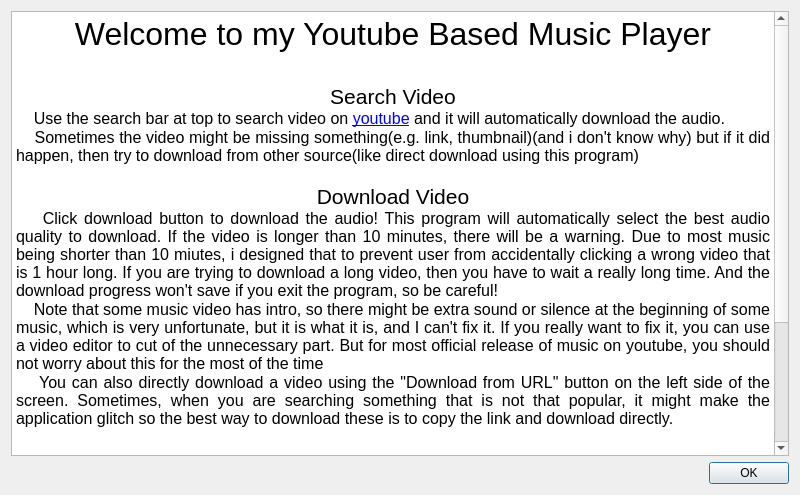
FBI-open-up0126/music_player_pyqt, file ui/help_dialog.ui: the form before one commit.
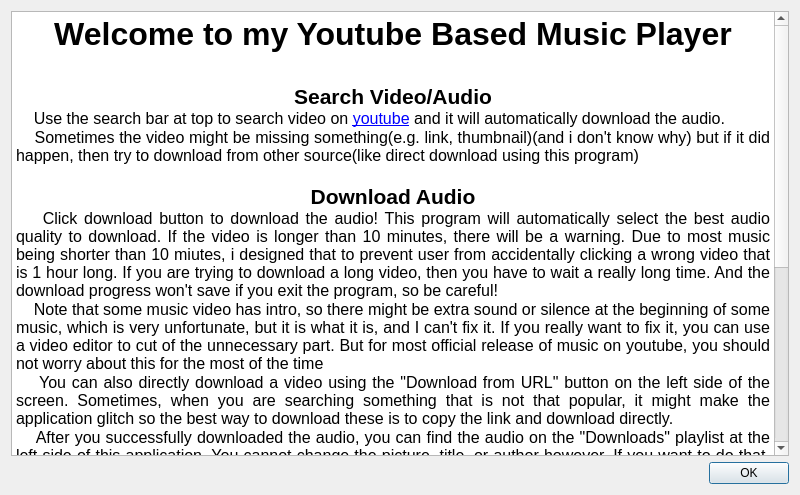
The form after the commit.

What changed in the file:
```diff
--- a/ui/help_dialog.ui
+++ b/ui/help_dialog.ui
@@ -21,16 +21,20 @@
 &lt;html&gt;&lt;head&gt;&lt;meta name=&quot;qrichtext&quot; content=&quot;1&quot; /&gt;&lt;meta charset=&quot;utf-8&quot; /&gt;&lt;style type=&quot;text/css&quot;&gt;
 p, li { white-space: pre-wrap; }
 &lt;/style&gt;&lt;/head&gt;&lt;body style=&quot; font-family:'Segoe UI'; font-size:9pt; font-weight:400; font-style:normal;&quot;&gt;
-&lt;p align=&quot;center&quot; style=&quot; margin-top:0px; margin-bottom:0px; margin-left:0px; margin-right:0px; -qt-block-indent:0; text-indent:0px;&quot;&gt;&lt;span style=&quot; font-size:24pt;&quot;&gt;Welcome to my Youtube Based Music Player&lt;/span&gt;&lt;/p&gt;
+&lt;p align=&quot;center&quot; style=&quot; margin-top:0px; margin-bottom:0px; margin-left:0px; margin-right:0px; -qt-block-indent:0; text-indent:0px;&quot;&gt;&lt;span style=&quot; font-size:24pt; font-weight:700;&quot;&gt;Welcome to my Youtube Based Music Player&lt;/span&gt;&lt;/p&gt;
 &lt;p style=&quot;-qt-paragraph-type:empty; margin-top:0px; margin-bottom:0px; margin-left:0px; margin-right:0px; -qt-block-indent:0; text-indent:0px; font-size:20pt;&quot;&gt;&lt;br /&gt;&lt;/p&gt;
-&lt;p align=&quot;center&quot; style=&quot; margin-top:0px; margin-bottom:0px; margin-left:0px; margin-right:0px; -qt-block-indent:0; text-indent:0px;&quot;&gt;&lt;span style=&quot; font-size:16pt;&quot;&gt;Search Video&lt;/span&gt;&lt;/p&gt;
+&lt;p align=&quot;center&quot; style=&quot; margin-top:0px; margin-bottom:0px; margin-left:0px; margin-right:0px; -qt-block-indent:0; text-indent:0px;&quot;&gt;&lt;span style=&quot; font-size:16pt; font-weight:700;&quot;&gt;Search Video/Audio&lt;/span&gt;&lt;/p&gt;
 &lt;p align=&quot;justify&quot; style=&quot; margin-top:0px; margin-bottom:0px; margin-left:0px; margin-right:0px; -qt-block-indent:0; text-indent:0px;&quot;&gt;&lt;span style=&quot; font-size:12pt;&quot;&gt;    Use the search bar at top to search video on &lt;/span&gt;&lt;a href=&quot;https://www.youtube.com/&quot;&gt;&lt;span style=&quot; font-size:12pt; text-decoration: underline; color:#0000ff;&quot;&gt;youtube&lt;/span&gt;&lt;/a&gt;&lt;span style=&quot; font-size:12pt;&quot;&gt; and it will automatically download the audio.&lt;/span&gt;&lt;/p&gt;
 &lt;p align=&quot;justify&quot; style=&quot; margin-top:0px; margin-bottom:0px; margin-left:0px; margin-right:0px; -qt-block-indent:0; text-indent:0px;&quot;&gt;&lt;span style=&quot; font-size:12pt;&quot;&gt;    Sometimes the video might be missing something(e.g. link, thumbnail)(and i don't know why) but if it did happen, then try to download from other source(like direct download using this program)&lt;/span&gt;&lt;/p&gt;
 &lt;p style=&quot;-qt-paragraph-type:empty; margin-top:0px; margin-bottom:0px; margin-left:0px; margin-right:0px; -qt-block-indent:0; text-indent:0px; font-size:12pt;&quot;&gt;&lt;br /&gt;&lt;/p&gt;
-&lt;p align=&quot;center&quot; style=&quot; margin-top:0px; margin-bottom:0px; margin-left:0px; margin-right:0px; -qt-block-indent:0; text-indent:0px;&quot;&gt;&lt;span style=&quot; font-size:16pt;&quot;&gt;Download Video&lt;/span&gt;&lt;/p&gt;
+&lt;p align=&quot;center&quot; style=&quot; margin-top:0px; margin-bottom:0px; margin-left:0px; margin-right:0px; -qt-block-indent:0; text-indent:0px;&quot;&gt;&lt;span style=&quot; font-size:16pt; font-weight:700;&quot;&gt;Download Audio&lt;/span&gt;&lt;/p&gt;
 &lt;p align=&quot;justify&quot; style=&quot; margin-top:0px; margin-bottom:0px; margin-left:0px; margin-right:0px; -qt-block-indent:0; text-indent:0px;&quot;&gt;&lt;span style=&quot; font-size:12pt;&quot;&gt;    Click download button to download the audio! This program will automatically select the best audio quality to download. If the video is longer than 10 minutes, there will be a warning. Due to most music being shorter than 10 miutes, i designed that to prevent user from accidentally clicking a wrong video that is 1 hour long. If you are trying to download a long video, then you have to wait a really long time. And the download progress won't save if you exit the program, so be careful!&lt;/span&gt;&lt;/p&gt;
 &lt;p align=&quot;justify&quot; style=&quot; margin-top:0px; margin-bottom:0px; margin-left:0px; margin-right:0px; -qt-block-indent:0; text-indent:0px;&quot;&gt;&lt;span style=&quot; font-size:12pt;&quot;&gt;    Note that some music video has intro, so there might be extra sound or silence at the beginning of some music, which is very unfortunate, but it is what it is, and I can't fix it. If you really want to fix it, you can use a video editor to cut of the unnecessary part. But for most official release of music on youtube, you should not worry about this for the most of the time&lt;/span&gt;&lt;/p&gt;
 &lt;p align=&quot;justify&quot; style=&quot; margin-top:0px; margin-bottom:0px; margin-left:0px; margin-right:0px; -qt-block-indent:0; text-indent:0px;&quot;&gt;&lt;span style=&quot; font-size:12pt;&quot;&gt;    You can also directly download a video using the &amp;quot;Download from URL&amp;quot; button on the left side of the screen. Sometimes, when you are searching something that is not that popular, it might make the application glitch so the best way to download these is to copy the link and download directly.&lt;/span&gt;&lt;/p&gt;
+&lt;p align=&quot;justify&quot; style=&quot; margin-top:0px; margin-bottom:0px; margin-left:0px; margin-right:0px; -qt-block-indent:0; text-indent:0px;&quot;&gt;&lt;span style=&quot; font-size:12pt;&quot;&gt;    After you successfully downloaded the audio, you can find the audio on the &amp;quot;Downloads&amp;quot; playlist at the left side of this application. You cannot change the picture, title, or author however. If you want to do that, you can create another playlist to do so.&lt;/span&gt;&lt;/p&gt;
+&lt;p align=&quot;justify&quot; style=&quot;-qt-paragraph-type:empty; margin-top:0px; margin-bottom:0px; margin-left:0px; margin-right:0px; -qt-block-indent:0; text-indent:0px; font-size:12pt;&quot;&gt;&lt;br /&gt;&lt;/p&gt;
+&lt;p align=&quot;center&quot; style=&quot; margin-top:0px; margin-bottom:0px; margin-left:0px; margin-right:0px; -qt-block-indent:0; text-indent:0px;&quot;&gt;&lt;span style=&quot; font-size:16pt; font-weight:700;&quot;&gt;Playing Audio&lt;/span&gt;&lt;/p&gt;
+&lt;p style=&quot; margin-top:0px; margin-bottom:0px; margin-left:0px; margin-right:0px; -qt-block-indent:0; text-indent:0px;&quot;&gt;&lt;span style=&quot; font-size:16pt; font-weight:700;&quot;&gt;	&lt;/span&gt;&lt;span style=&quot; font-size:12pt;&quot;&gt;After you clicked on a playlist, click an audio that you want to play, and then press space or click the little triangle at the bottom left of the corner to play.&lt;/span&gt;&lt;/p&gt;
 &lt;p style=&quot;-qt-paragraph-type:empty; margin-top:0px; margin-bottom:0px; margin-left:0px; margin-right:0px; -qt-block-indent:0; text-indent:0px; font-size:20pt;&quot;&gt;&lt;br /&gt;&lt;/p&gt;
 &lt;p align=&quot;justify&quot; style=&quot; margin-top:0px; margin-bottom:0px; margin-left:0px; margin-right:0px; -qt-block-indent:0; text-indent:0px;&quot;&gt;&lt;span style=&quot; font-size:12pt; font-weight:700;&quot;&gt;    This music player is based on the youtube api. When you search using the search bar at the top, it will search in youtube's video database and then return list of video in json. No copyright for this because it is probably only designed for myself lol.&lt;/span&gt;&lt;/p&gt;
 &lt;p align=&quot;justify&quot; style=&quot;-qt-paragraph-type:empty; margin-top:0px; margin-bottom:0px; margin-left:0px; margin-right:0px; -qt-block-indent:0; text-indent:0px; font-size:12pt; font-weight:700;&quot;&gt;&lt;br /&gt;&lt;/p&gt;
```
